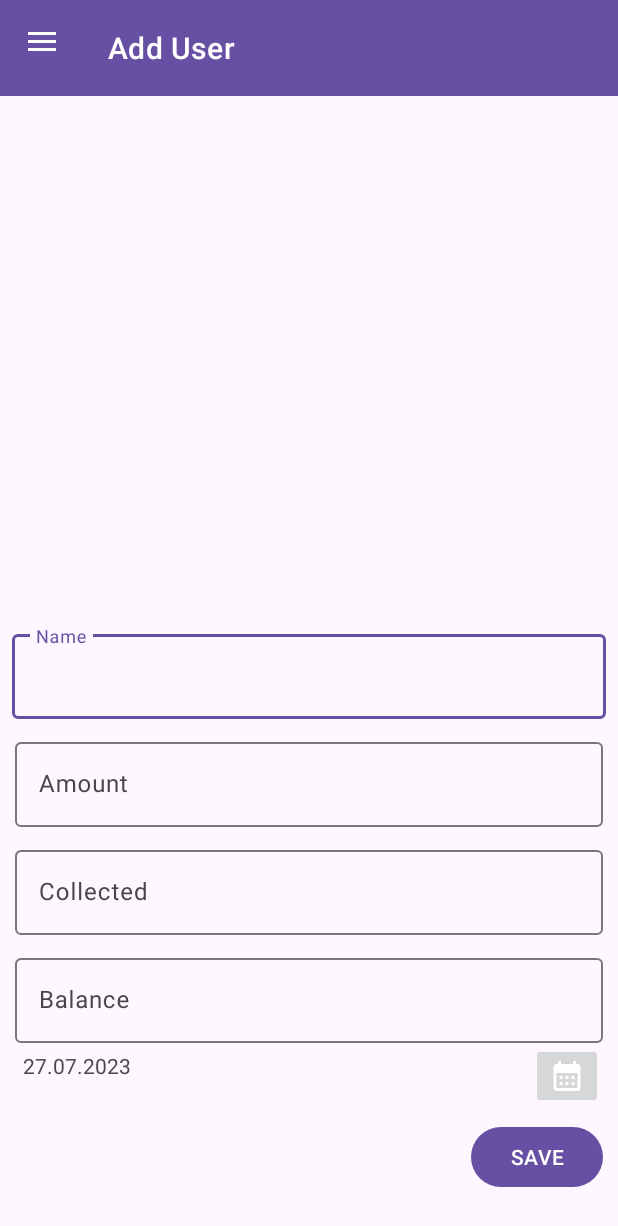
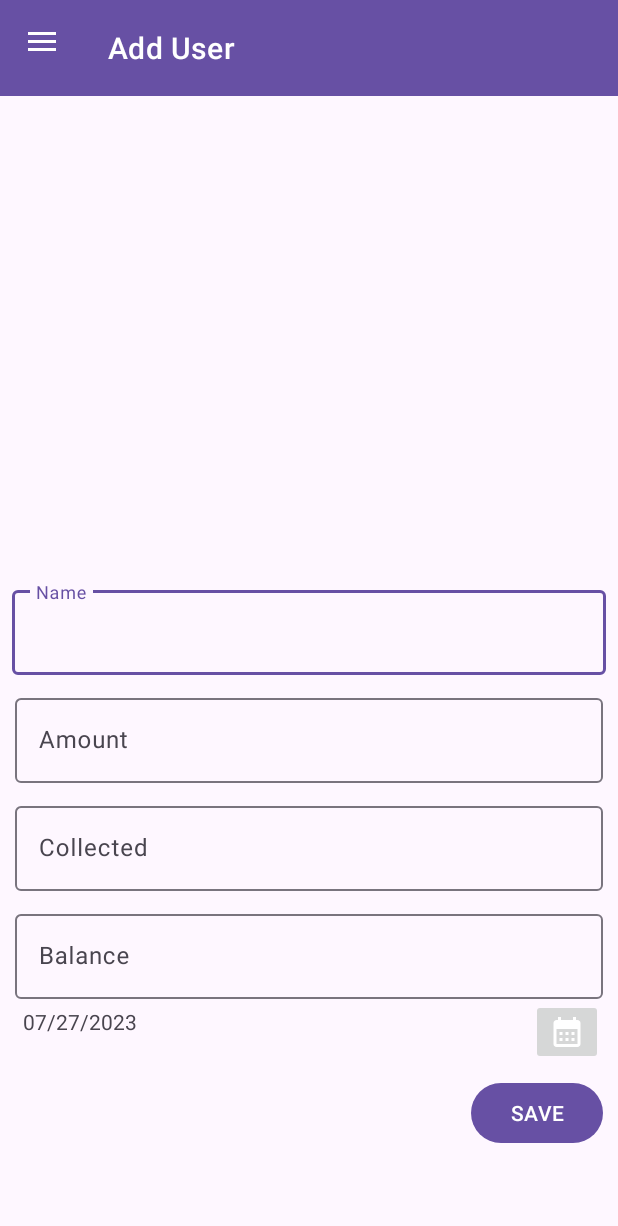
Before and after one commit to DonMykl/DollarBucket, an Android app built with Jetpack Compose: the screen it shows after launch (MainActivity), after a tap on "SAVE", on a phone screen of 412 x 824 dp. Shown: the top 1226 px of the screen. Run offline under Robolectric (Android 15) with nearby library versions, the phone set to English and light mode, and no system bars; our stand-ins replace Firebase (no records; nobody signed in at launch, a user with empty details on screens opened directly), navigation-ui; 3 statements that could not run were skipped.

Commit message:
Removed Simple Date format duplicate code Modified FirestoreAdapter docummentSnapshot Fixed TextInputEditText bug thatb caused crash by giving them ids

```diff
--- a/app/src/main/java/com/donmykl/dollarbucket/add/AddUserListFragment.kt
+++ b/app/src/main/java/com/donmykl/dollarbucket/add/AddUserListFragment.kt
@@ -6,12 +6,13 @@ import android.view.LayoutInflater
 import android.view.View
 import android.view.ViewGroup
 import android.widget.Button
-import android.widget.EditText
+
 import android.widget.ImageButton
 import android.widget.TextView
 import android.widget.Toast
 import androidx.fragment.app.Fragment
 import com.donmykl.dollarbucket.R
+import com.google.android.material.textfield.TextInputEditText
 import com.google.firebase.Timestamp
 import com.google.firebase.firestore.FirebaseFirestore
 import java.text.SimpleDateFormat
@@ -29,7 +30,7 @@ class AddUserListFragment : Fragment(){
 
 
         val textView: TextView = view.findViewById(R.id.tv_picked_date)
-        textView.text = SimpleDateFormat("dd.MM.yyyy").format(System.currentTimeMillis())
+        textView.text = SimpleDateFormat("MM/dd/yyyy", Locale.US).format(System.currentTimeMillis())
         val pickDateBtn : ImageButton = view.findViewById(R.id.button_pick_date)
 
         val dpd = DatePickerDialog.OnDateSetListener{ view, year, monthOfYear, dayOfMonth ->
@@ -37,9 +38,9 @@ class AddUserListFragment : Fragment(){
             c.set(Calendar.MONTH, monthOfYear)
             c.set(Calendar.DAY_OF_MONTH, dayOfMonth)
 
-            val myFormat = "dd.MM.yyyy"
-            val sdf = SimpleDateFormat(myFormat, Locale.UK)
-            textView.text = sdf.format(c.time)
+            //val myFormat = "dd.MM.yyyy"
+            //val sdf = SimpleDateFormat(myFormat, Locale.US)
+            //textView.text = sdf.format(c.time)
             //button click to show DatePickerDialog
         }
         pickDateBtn.setOnClickListener{
@@ -51,11 +52,11 @@ class AddUserListFragment : Fragment(){
         val button: Button = view.findViewById(R.id.button_save)
         button.setOnClickListener {
 
-            val nameText = view.findViewById<EditText>(R.id.textUserName).text.toString()
-            val amountText = view.findViewById<EditText>(R.id.textUserAmount).text.toString().toLong()
-            val collectedText = view.findViewById<EditText>(R.id.textUserCollected).text.toString().toLong()
-            val balanceText = view.findViewById<EditText>(R.id.textUserBalance).text.toString().toLong()
-            val date = Timestamp.now()
+            val nameText = view.findViewById<TextInputEditText>(R.id.textUserNameEt).text.toString()
+            val amountText = view.findViewById<TextInputEditText>(R.id.textUserAmountEt).text.toString().toLong()
+            val collectedText = view.findViewById<TextInputEditText>(R.id.textUserCollectedEt).text.toString().toLong()
+            val balanceText = view.findViewById<TextInputEditText>(R.id.textUserBalanceEt).text.toString().toLong()
+            val date = Timestamp(c.time)
 
             saveFireStore(nameText, amountText, collectedText, balanceText, date)
 
--- a/app/src/main/res/layout/activity_main.xml
+++ b/app/src/main/res/layout/activity_main.xml
@@ -38,8 +38,7 @@
             android:layout_height="match_parent"
             app:defaultNavHost="true"
             app:layout_behavior="@string/appbar_scrolling_view_behavior"
-            app:navGraph="@navigation/nav_graph"
-             />
+            app:navGraph="@navigation/nav_graph" />
 
         <!--<com.google.android.material.floatingactionbutton.FloatingActionButton
             android:id="@+id/fab"
--- a/app/src/main/res/layout/fragment_add_user_list.xml
+++ b/app/src/main/res/layout/fragment_add_user_list.xml
@@ -2,7 +2,7 @@
 <androidx.constraintlayout.widget.ConstraintLayout xmlns:android="http://schemas.android.com/apk/res/android"
     xmlns:app="http://schemas.android.com/apk/res-auto"
     android:layout_width="match_parent"
-    android:layout_height="match_parent"
+    android:layout_height="wrap_content"
     app:layout_constraintBottom_toBottomOf="parent"
     app:layout_constraintTop_toTopOf="parent">
 
@@ -16,15 +16,16 @@
             android:layout_marginTop="8dp"
             android:layout_marginEnd="8dp"
             android:ems="10"
-
-            android:inputType="textPersonName|textCapWords"
             app:layout_constraintBottom_toBottomOf="parent"
             app:layout_constraintEnd_toEndOf="parent"
             app:layout_constraintStart_toStartOf="parent"
             app:layout_constraintTop_toTopOf="parent">
+
             <com.google.android.material.textfield.TextInputEditText
+                android:id="@+id/textUserNameEt"
                 android:layout_width="match_parent"
-                android:layout_height="wrap_content">
+                android:layout_height="wrap_content"
+                android:inputType="textPersonName|textCapWords">
             </com.google.android.material.textfield.TextInputEditText>
         </com.google.android.material.textfield.TextInputLayout>
 
@@ -34,13 +35,14 @@
             android:layout_height="wrap_content"
             android:layout_margin="10dp"
             android:hint="@string/amount"
-            android:inputType="number"
             app:layout_constraintEnd_toEndOf="@+id/textUserName"
             app:layout_constraintStart_toStartOf="@+id/textUserName"
             app:layout_constraintTop_toBottomOf="@+id/textUserName">
             <com.google.android.material.textfield.TextInputEditText
+                android:id="@+id/textUserAmountEt"
                 android:layout_width="match_parent"
-                android:layout_height="wrap_content">
+                android:layout_height="wrap_content"
+                android:inputType="number">
             </com.google.android.material.textfield.TextInputEditText>
         </com.google.android.material.textfield.TextInputLayout>
 
@@ -50,13 +52,14 @@
             android:layout_height="wrap_content"
             android:layout_margin="10dp"
             android:hint="@string/collected"
-            android:inputType="number"
             app:layout_constraintEnd_toEndOf="@+id/textUserAmount"
             app:layout_constraintStart_toStartOf="@+id/textUserAmount"
             app:layout_constraintTop_toBottomOf="@+id/textUserAmount">
         <com.google.android.material.textfield.TextInputEditText
+            android:id="@+id/textUserCollectedEt"
             android:layout_width="match_parent"
-            android:layout_height="wrap_content">
+            android:layout_height="wrap_content"
+            android:inputType="number">
         </com.google.android.material.textfield.TextInputEditText>
 </com.google.android.material.textfield.TextInputLayout>
 
@@ -66,13 +69,14 @@
             android:layout_height="wrap_content"
             android:layout_margin="10dp"
             android:hint="@string/balance"
-            android:inputType="number"
             app:layout_constraintEnd_toEndOf="@+id/textUserCollected"
             app:layout_constraintStart_toStartOf="@+id/textUserCollected"
             app:layout_constraintTop_toBottomOf="@+id/textUserCollected">
         <com.google.android.material.textfield.TextInputEditText
+            android:id="@+id/textUserBalanceEt"
             android:layout_width="match_parent"
-            android:layout_height="wrap_content">
+            android:layout_height="wrap_content"
+            android:inputType="number">
         </com.google.android.material.textfield.TextInputEditText>
         </com.google.android.material.textfield.TextInputLayout>
 
```
Also changed, not shown: app/src/main/java/com/donmykl/dollarbucket/adapter/FirestoreAdapter.kt (+19 -10 lines).
